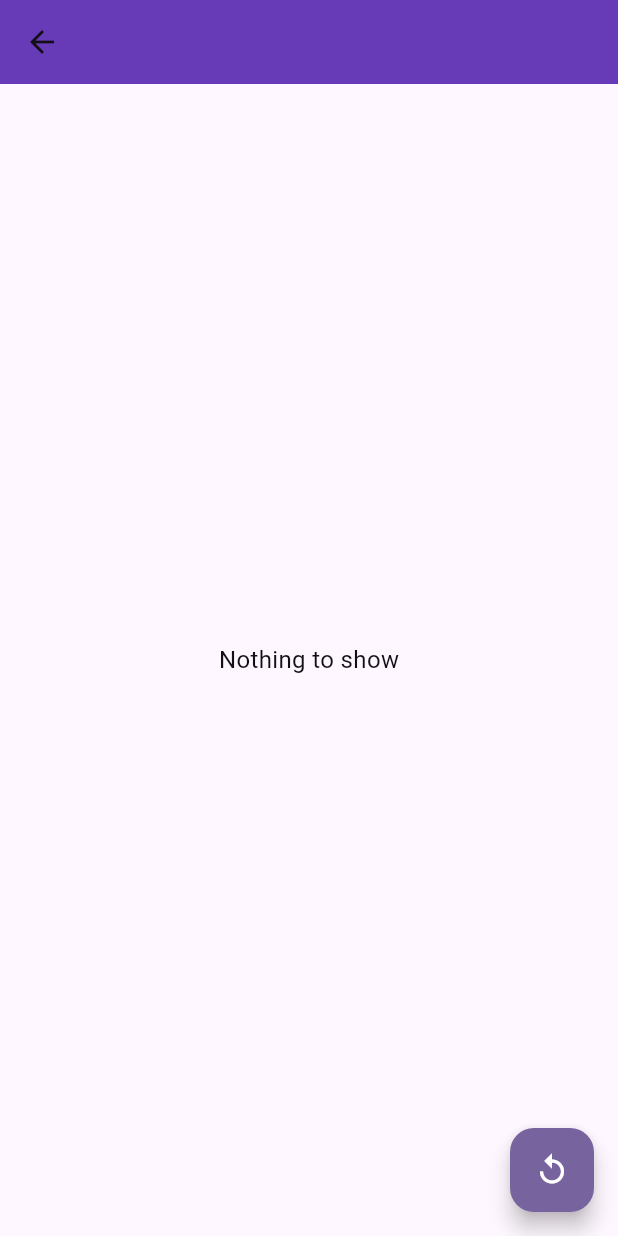
After one commit to siddharth7247/flutter-demo, a Flutter app: the UserDetailsCubitScreen screen opened by its route, on a phone screen of 412 x 824 dp. The commit adds this screen. Run offline on Flutter 3.47's test engine with Material 3 defaults, Android fonts, the phone set to English and light mode, and no system bars; our stand-ins replace bloc, dio, flutter_bloc, hive, hive_flutter, image_picker and 4 more; missing offline and left inert: collapsible_sidebar; accounts and stored records are empty.

Commit message:
Implemented Api call using cubit

```diff
--- /dev/null
+++ b/lib/cubit/cubits/user_cubit_state.dart
@@ -0,0 +1,20 @@
+
+part of 'user_cubit_cubit.dart';
+
+abstract class UserState{}
+
+class InitialState extends UserState{}
+
+class LoadingState extends UserState{
+
+}
+
+class SuccessState extends UserState{
+  final List<UserModel> userList;
+  SuccessState({required this.userList});
+}
+
+class Errorstate extends UserState{
+  final String message;
+  Errorstate({required this.message});
+}
--- /dev/null
+++ b/lib/cubit/models/user_model.dart
@@ -0,0 +1,127 @@
+//     final userModel = userModelFromJson(jsonString);
+import 'package:meta/meta.dart';
+import 'dart:convert';
+
+List<UserModel> userModelFromJson(String str) => List<UserModel>.from(json.decode(str).map((x) => UserModel.fromJson(x)));
+
+String userModelToJson(List<UserModel> data) => json.encode(List<dynamic>.from(data.map((x) => x.toJson())));
+
+class UserModel {
+    final int id;
+    final String name;
+    final String username;
+    final String email;
+    final Address address;
+    final String phone;
+    final String website;
+    final Company company;
+
+    UserModel({
+        required this.id,
+        required this.name,
+        required this.username,
+        required this.email,
+        required this.address,
+        required this.phone,
+        required this.website,
+        required this.company,
+    });
+
+    factory UserModel.fromJson(Map<String, dynamic> json) => UserModel(
+        id: json["id"],
+        name: json["name"],
+        username: json["username"],
+        email: json["email"],
+        address: Address.fromJson(json["address"]),
+        phone: json["phone"],
+        website: json["website"],
+        company: Company.fromJson(json["company"]),
+    );
+
+    Map<String, dynamic> toJson() => {
+        "id": id,
+        "name": name,
+        "username": username,
+        "email": email,
+        "address": address.toJson(),
+        "phone": phone,
+        "website": website,
+        "company": company.toJson(),
+    };
+}
+
+class Address {
+    final String street;
+    final String suite;
+    final String city;
+    final String zipcode;
+    final Geo geo;
+
+    Address({
+        required this.street,
+        required this.suite,
+        required this.city,
+        required this.zipcode,
+        required this.geo,
+    });
+
+    factory Address.fromJson(Map<String, dynamic> json) => Address(
+        street: json["street"],
+        suite: json["suite"],
+        city: json["city"],
+        zipcode: json["zipcode"],
+        geo: Geo.fromJson(json["geo"]),
+    );
+
+    Map<String, dynamic> toJson() => {
+        "street": street,
+        "suite": suite,
+        "city": city,
+        "zipcode": zipcode,
+        "geo": geo.toJson(),
+    };
+}
+
+class Geo {
+    final String lat;
+    final String lng;
+
+    Geo({
+        required this.lat,
+        required this.lng,
+    });
+
+    factory Geo.fromJson(Map<String, dynamic> json) => Geo(
+        lat: json["lat"],
+        lng: json["lng"],
+    );
+
+    Map<String, dynamic> toJson() => {
+        "lat": lat,
+        "lng": lng,
+    };
+}
+
+class Company {
+    final String name;
+    final String catchPhrase;
+    final String bs;
+
+    Company({
+        required this.name,
+        required this.catchPhrase,
+        required this.bs,
+    });
+
+    factory Company.fromJson(Map<String, dynamic> json) => Company(
+        name: json["name"],
+        catchPhrase: json["catchPhrase"],
+        bs: json["bs"],
+    );
+
+    Map<String, dynamic> toJson() => {
+        "name": name,
+        "catchPhrase": catchPhrase,
+        "bs": bs,
+    };
+}
--- /dev/null
+++ b/lib/cubit/screens/user_details_cubit_screen.dart
@@ -0,0 +1,79 @@
+import 'package:flutter/material.dart';
+import 'package:flutter_bloc/flutter_bloc.dart';
+import 'package:flutter_demo/cubit/cubits/user_cubit_cubit.dart';
+
+class UserDetailsCubitScreen extends StatefulWidget {
+  const UserDetailsCubitScreen({super.key});
+
+  @override
+  State<UserDetailsCubitScreen> createState() => _UserDetailsCubitScreenState();
+}
+
+class _UserDetailsCubitScreenState extends State<UserDetailsCubitScreen> {
+  @override
+  Widget build(BuildContext context) {
+    return BlocProvider<UserCubitCubit>(
+      create: (context) => UserCubitCubit(),
+      child: Builder(
+        builder: (context) {
+          return Scaffold(
+            appBar: AppBar(
+              title: const Text("Cubit Demo"),
+            ),
+            body: Center(
+              child: BlocBuilder<UserCubitCubit, UserState>(
+                builder: (context, state) {
+                  if (state is InitialState) {
+                    return const Center(
+                      child: Text('Nothing to show'),
+                    );
+                  } else if (state is LoadingState) {
+                    return const Center(
+                      child: CircularProgressIndicator(
+                        strokeWidth: 2,
+                      ),
+                    );
+                  } else if (state is SuccessState) {
+                    return ListView.builder(
+                      itemCount: state.userList.length,
+                      itemBuilder: (context, index) {
+                        return Card(
+                          margin: const EdgeInsets.all(5),
+                          child: Padding(
+                            padding: const EdgeInsets.all(8.0),
+                            child: Column(
+                              mainAxisAlignment: MainAxisAlignment.start,
+                              crossAxisAlignment: CrossAxisAlignment.start,
+                              mainAxisSize: MainAxisSize.min,
+                              children: [
+                                Text("Name : ${state.userList[index].name}"),
+                                Text("Email : ${state.userList[index].email}"),
+                                Text(
+                                    "Address : ${state.userList[index].address.city} - ${state.userList[index].address.zipcode}"),
+                              ],
+                            ),
+                          ),
+                        );
+                      },
+                    );
+                  } else if (state is Errorstate) {
+                    return const Center(
+                      child: Text('Some Thing Went Wrong'),
+                    );
+                  }
+                  return Container();
+                },
+              ),
+            ),
+            floatingActionButton: FloatingActionButton(
+              onPressed: () {
+                context.read<UserCubitCubit>().getUserData();
+              },
+              child: const Icon(Icons.replay_outlined),
+            ),
+          );
+        },
+      ),
+    );
+  }
+}
--- a/lib/home_screen.dart
+++ b/lib/home_screen.dart
@@ -148,6 +148,12 @@ class _HomescreenState extends State<Homescreen> {
                   },
                   child: const Text('Bloc Demo'),
                 ),
+                ElevatedButton(
+                  onPressed: () {
+                    Navigator.pushNamed(context, '/cubitDemo');
+                  },
+                  child: const Text('Cubit Demo'),
+                ),
               ],
             ),
           ),
--- a/lib/main.dart
+++ b/lib/main.dart
@@ -2,6 +2,7 @@ import 'package:flutter/material.dart';
 import 'package:flutter_demo/animation/implicit_animation_demo.dart';
 import 'package:flutter_demo/api/api_demo.dart';
 import 'package:flutter_demo/bloc/counter%20app/counter%20ui/counter_screen.dart';
+import 'package:flutter_demo/cubit/screens/user_details_cubit_screen.dart';
 import 'package:flutter_demo/dio-http/image_upload_demo.dart';
 import 'package:flutter_demo/hive/hive_demo_screen.dart';
 import 'package:flutter_demo/models/userModel.dart';
@@ -96,7 +97,7 @@ class _MyAppState extends State<MyApp> {
                   titleLarge:
                       TextStyle(fontSize: 30, fontWeight: FontWeight.w400),
                   bodyMedium:
-                      TextStyle(fontSize: 15, fontWeight: FontWeight.w400)),
+                      TextStyle(fontSize: 16, fontWeight: FontWeight.w400)),
               appBarTheme: AppBarTheme(
                 backgroundColor: snapshot.data?.appbarColor,
                 centerTitle:
@@ -126,6 +127,7 @@ class _MyAppState extends State<MyApp> {
             '/responsiveDesingDemo': (context) => const ResponsiveDesignIndex(),
             '/sliversDemo': (context) => const SliverTaskDemo(),
             '/blocDemo':(context) => const CounterScreen(),
+            '/cubitDemo':(context) => const UserDetailsCubitScreen(),
           },
         );
       },
--- a/pubspec.yaml
+++ b/pubspec.yaml
@@ -49,6 +49,8 @@ dependencies:
   collapsible_sidebar: ^2.0.7
   bloc: ^8.1.4
   flutter_bloc: ^8.1.6
+  freezed_annotation: ^2.4.1
+  json_annotation: ^4.8.1
 
 
 dev_dependencies:
```
Also changed, not shown: lib/bloc/counter app/counter ui/counter_screen.dart (+3 -16 lines), lib/common_widgets/custom_snakbar.dart (added, +15 -0 lines), lib/cubit/cubits/user_cubit_cubit.dart (added, +30 -0 lines), pubspec.lock.
